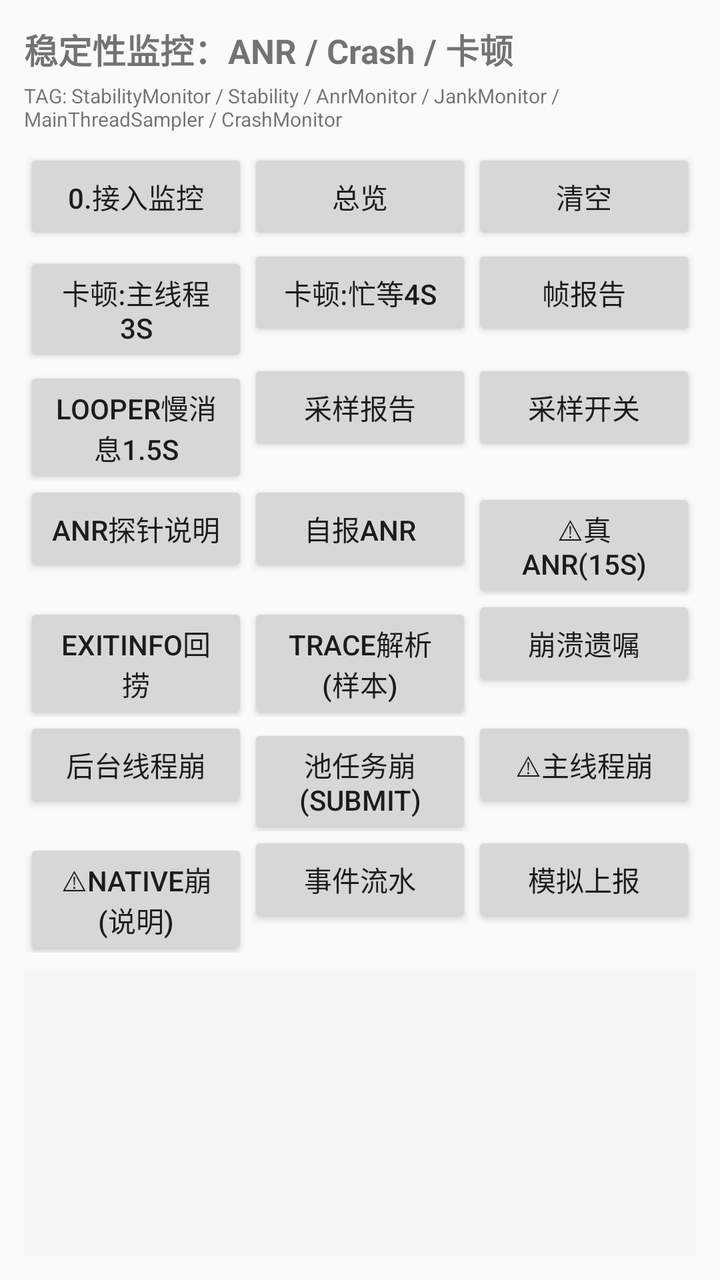
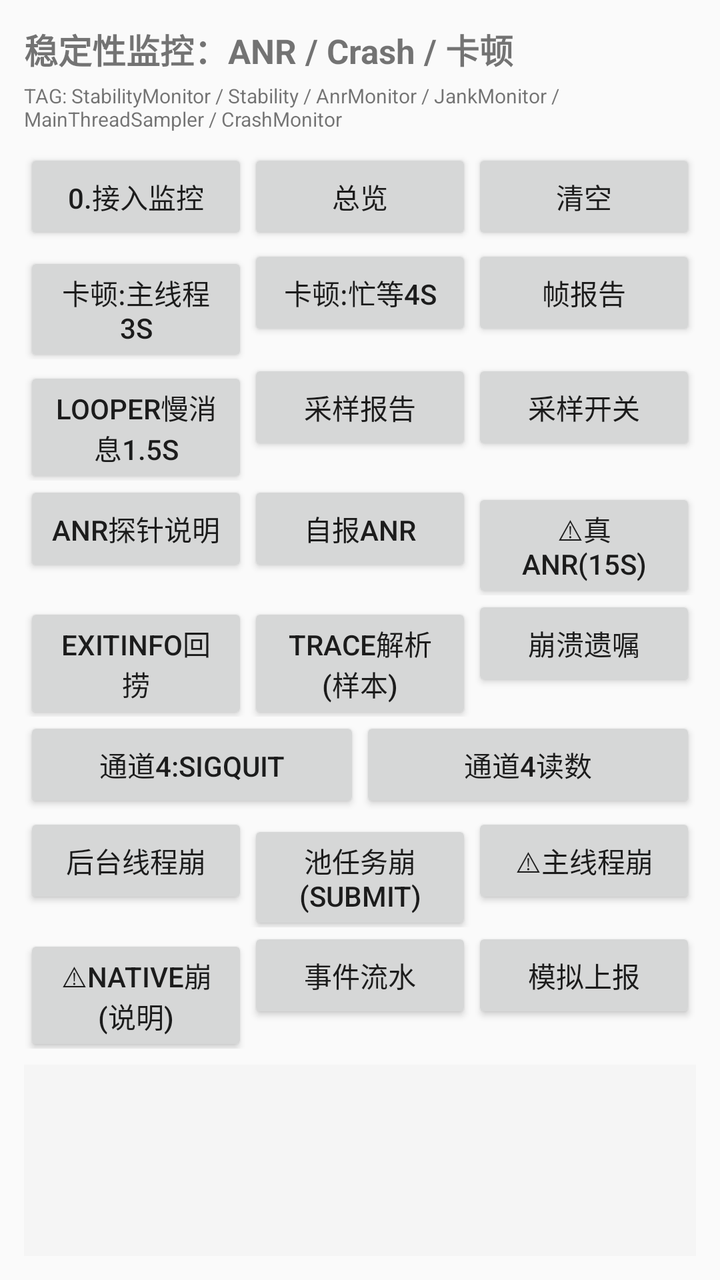

Screens rendered from an Android XML layout before and after an edit, with the pre-edit source and the edit as a unified diff.
<!-- AndroidManifest.xml: activity theme Theme.MyApplication.AppCompat -->
<!-- res/layout/activity_stability_lab.xml -->
<?xml version="1.0" encoding="utf-8"?>
<LinearLayout xmlns:android="http://schemas.android.com/apk/res/android"
    android:layout_width="match_parent"
    android:layout_height="match_parent"
    android:orientation="vertical"
    android:padding="12dp">

    <TextView
        android:layout_width="match_parent"
        android:layout_height="wrap_content"
        android:text="稳定性监控：ANR / Crash / 卡顿"
        android:textSize="17sp"
        android:textStyle="bold" />

    <TextView
        android:layout_width="match_parent"
        android:layout_height="wrap_content"
        android:layout_marginTop="4dp"
        android:text="TAG: StabilityMonitor / Stability / AnrMonitor / JankMonitor / MainThreadSampler / CrashMonitor"
        android:textSize="10sp" />

    <LinearLayout
        android:layout_width="match_parent"
        android:layout_height="wrap_content"
        android:layout_marginTop="8dp"
        android:orientation="horizontal">

        <Button
            android:id="@+id/btn_install"
            android:layout_width="0dp"
            android:layout_height="wrap_content"
            android:layout_weight="1"
            android:text="0.接入监控" />

        <Button
            android:id="@+id/btn_overview"
            android:layout_width="0dp"
            android:layout_height="wrap_content"
            android:layout_weight="1"
            android:text="总览" />

        <Button
            android:id="@+id/btn_clear"
            android:layout_width="0dp"
            android:layout_height="wrap_content"
            android:layout_weight="1"
            android:text="清空" />
    </LinearLayout>

    <LinearLayout
        android:layout_width="match_parent"
        android:layout_height="wrap_content"
        android:orientation="horizontal">

        <Button
            android:id="@+id/btn_jank_slow3s"
            android:layout_width="0dp"
            android:layout_height="wrap_content"
            android:layout_weight="1"
            android:text="卡顿:主线程3s" />

        <Button
            android:id="@+id/btn_jank_busy"
            android:layout_width="0dp"
            android:layout_height="wrap_content"
            android:layout_weight="1"
            android:text="卡顿:忙等4s" />

        <Button
            android:id="@+id/btn_jank_report"
            android:layout_width="0dp"
            android:layout_height="wrap_content"
            android:layout_weight="1"
            android:text="帧报告" />
    </LinearLayout>

    <LinearLayout
        android:layout_width="match_parent"
        android:layout_height="wrap_content"
        android:orientation="horizontal">

        <Button
            android:id="@+id/btn_looper_slow"
            android:layout_width="0dp"
            android:layout_height="wrap_content"
            android:layout_weight="1"
            android:text="Looper慢消息1.5s" />

        <Button
            android:id="@+id/btn_sampler_report"
            android:layout_width="0dp"
            android:layout_height="wrap_content"
            android:layout_weight="1"
            android:text="采样报告" />

        <Button
            android:id="@+id/btn_sampler_stop"
            android:layout_width="0dp"
            android:layout_height="wrap_content"
            android:layout_weight="1"
            android:text="采样开关" />
    </LinearLayout>

    <LinearLayout
        android:layout_width="match_parent"
        android:layout_height="wrap_content"
        android:orientation="horizontal">

        <Button
            android:id="@+id/btn_anr_probe_log"
            android:layout_width="0dp"
            android:layout_height="wrap_content"
            android:layout_weight="1"
            android:text="ANR探针说明" />

        <Button
            android:id="@+id/btn_anr_fake"
            android:layout_width="0dp"
            android:layout_height="wrap_content"
            android:layout_weight="1"
            android:text="自报ANR" />

        <Button
            android:id="@+id/btn_anr_real"
            android:layout_width="0dp"
            android:layout_height="wrap_content"
            android:text="⚠真ANR(15s)"
            android:layout_weight="1" />
    </LinearLayout>

    <LinearLayout
        android:layout_width="match_parent"
        android:layout_height="wrap_content"
        android:orientation="horizontal">

        <Button
            android:id="@+id/btn_exitinfo"
            android:layout_width="0dp"
            android:layout_height="wrap_content"
            android:layout_weight="1"
            android:text="ExitInfo回捞" />

        <Button
            android:id="@+id/btn_trace_sample"
            android:layout_width="0dp"
            android:layout_height="wrap_content"
            android:layout_weight="1"
            android:text="trace解析(样本)" />

        <Button
            android:id="@+id/btn_journal"
            android:layout_width="0dp"
            android:layout_height="wrap_content"
            android:layout_weight="1"
            android:text="崩溃遗嘱" />
    </LinearLayout>

    <LinearLayout
        android:layout_width="match_parent"
        android:layout_height="wrap_content"
        android:orientation="horizontal">

        <Button
            android:id="@+id/btn_crash_bg"
            android:layout_width="0dp"
            android:layout_height="wrap_content"
            android:layout_weight="1"
            android:text="后台线程崩" />

        <Button
            android:id="@+id/btn_crash_task"
            android:layout_width="0dp"
            android:layout_height="wrap_content"
            android:layout_weight="1"
            android:text="池任务崩(submit)" />

        <Button
            android:id="@+id/btn_crash_main"
            android:layout_width="0dp"
            android:layout_height="wrap_content"
            android:layout_weight="1"
            android:text="⚠主线程崩" />
    </LinearLayout>

    <LinearLayout
        android:layout_width="match_parent"
        android:layout_height="wrap_content"
        android:orientation="horizontal">

        <Button
            android:id="@+id/btn_native_crash"
            android:layout_width="0dp"
            android:layout_height="wrap_content"
            android:layout_weight="1"
            android:text="⚠Native崩(说明)" />

        <Button
            android:id="@+id/btn_events"
            android:layout_width="0dp"
            android:layout_height="wrap_content"
            android:layout_weight="1"
            android:text="事件流水" />

        <Button
            android:id="@+id/btn_drain"
            android:layout_width="0dp"
            android:layout_height="wrap_content"
            android:layout_weight="1"
            android:text="模拟上报" />
    </LinearLayout>

    <ScrollView
        android:layout_width="match_parent"
        android:layout_height="0dp"
        android:layout_marginTop="8dp"
        android:layout_weight="1"
        android:background="#F5F5F5">

        <TextView
            android:id="@+id/tv_output"
            android:layout_width="match_parent"
            android:layout_height="wrap_content"
            android:fontFamily="monospace"
            android:padding="8dp"
            android:textSize="10sp" />
    </ScrollView>

</LinearLayout>
<!-- resources referenced by this layout -->
<resources>
  <style name="Theme.MyApplication.AppCompat" parent="Theme.AppCompat.Light.NoActionBar" />
</resources>

<!-- the commit's change to res/layout/activity_stability_lab.xml (unified diff, before → after) -->
@@ -161,6 +161,26 @@
         android:orientation="horizontal">
 
         <Button
+            android:id="@+id/btn_sigquit_install"
+            android:layout_width="0dp"
+            android:layout_height="wrap_content"
+            android:layout_weight="1"
+            android:text="通道4:SIGQUIT" />
+
+        <Button
+            android:id="@+id/btn_sigquit_stats"
+            android:layout_width="0dp"
+            android:layout_height="wrap_content"
+            android:layout_weight="1"
+            android:text="通道4读数" />
+    </LinearLayout>
+
+    <LinearLayout
+        android:layout_width="match_parent"
+        android:layout_height="wrap_content"
+        android:orientation="horizontal">
+
+        <Button
             android:id="@+id/btn_crash_bg"
             android:layout_width="0dp"
             android:layout_height="wrap_content"
